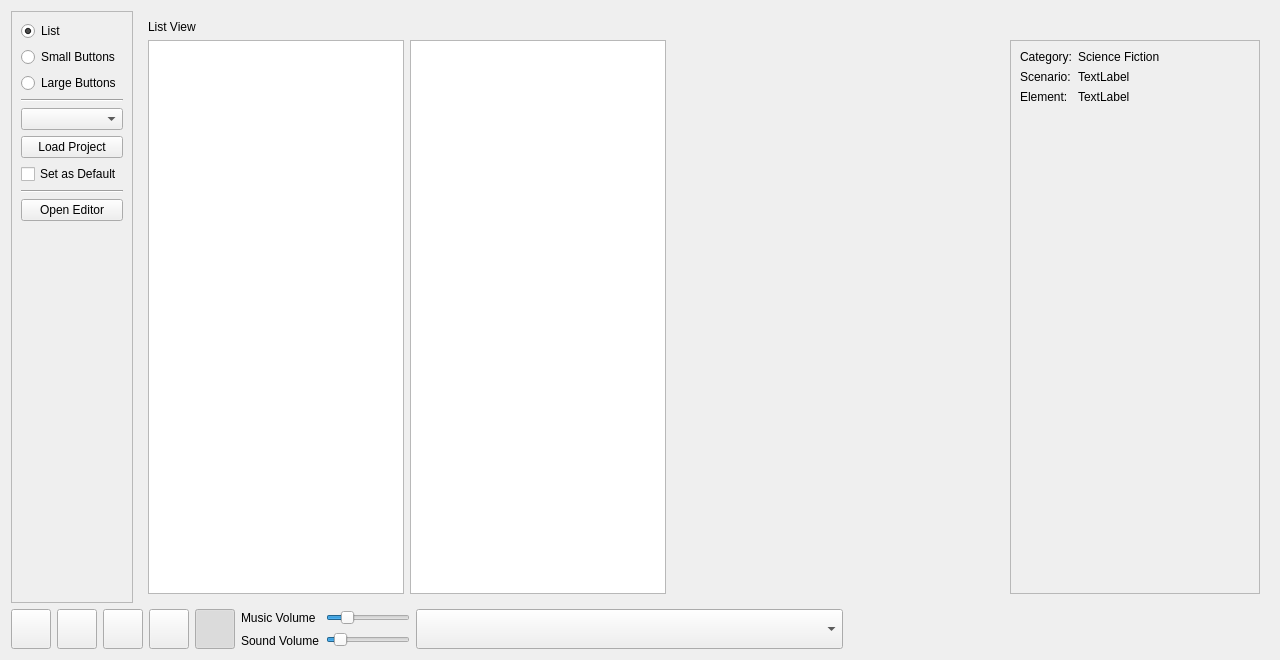
Above: tools/audiotool.ui from PhilInTheGaps/GM-Companion before the change. Below: the same form after it.
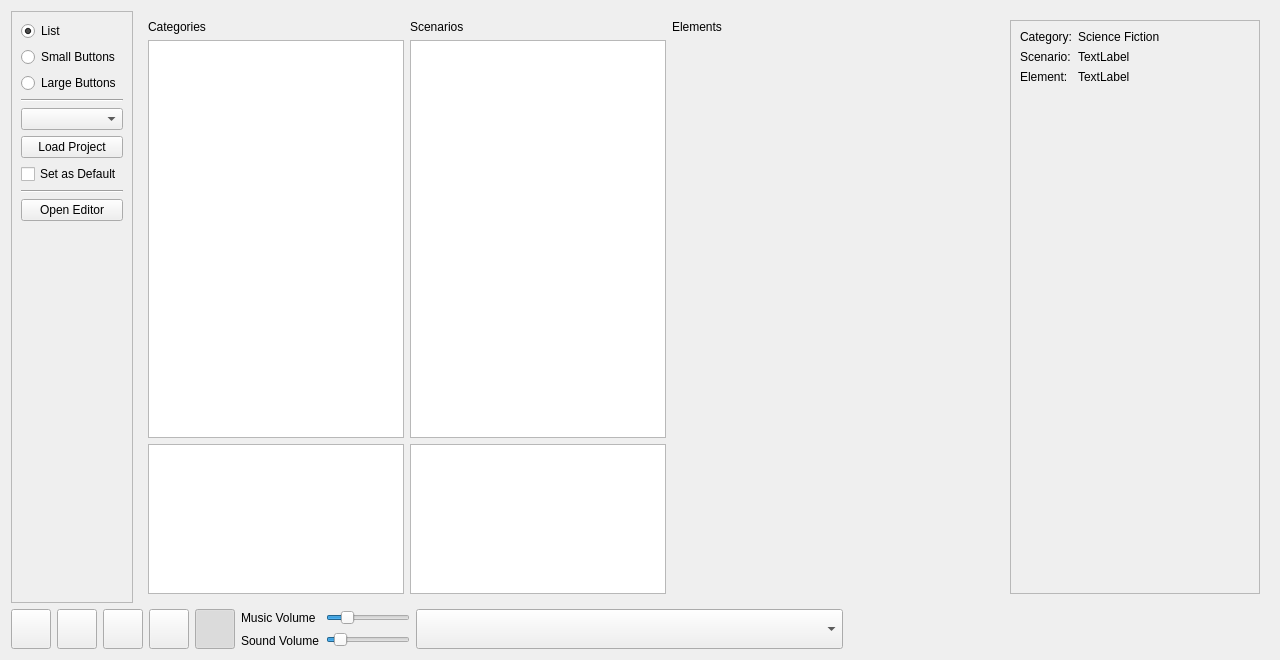
That is the form after the change. Icons and pictures are not drawn.

Commit message: [AudioTool] Project categories, scenarios and music lists can be loaded

```diff
--- a/tools/audiotool.ui
+++ b/tools/audiotool.ui
@@ -143,16 +143,18 @@
        </property>
        <widget class="QWidget" name="page_List">
         <layout class="QVBoxLayout" name="verticalLayout_2">
-         <item>
-          <widget class="QLabel" name="label">
-           <property name="text">
-            <string>List View</string>
-           </property>
-          </widget>
-         </item>
          <item>
           <layout class="QHBoxLayout" name="horizontalLayout_4">
            <item>
+            <layout class="QVBoxLayout" name="verticalLayout_8">
+             <item>
+              <widget class="QLabel" name="label">
+               <property name="text">
+                <string>Categories</string>
+               </property>
+              </widget>
+             </item>
+             <item>
             <widget class="QListWidget" name="listWidget_categories">
              <property name="sizePolicy">
               <sizepolicy hsizetype="Maximum" vsizetype="Expanding">
@@ -202,6 +204,36 @@
             </widget>
            </item>
            <item>
+              <widget class="QTextEdit" name="textEdit_categoryDescription">
+               <property name="sizePolicy">
+                <sizepolicy hsizetype="Maximum" vsizetype="Expanding">
+                 <horstretch>0</horstretch>
+                 <verstretch>0</verstretch>
+                </sizepolicy>
+               </property>
+               <property name="maximumSize">
+                <size>
+                 <width>16777215</width>
+                 <height>150</height>
+                </size>
+               </property>
+               <property name="readOnly">
+                <bool>true</bool>
+               </property>
+              </widget>
+             </item>
+            </layout>
+           </item>
+           <item>
+            <layout class="QVBoxLayout" name="verticalLayout_10">
+             <item>
+              <widget class="QLabel" name="label_8">
+               <property name="text">
+                <string>Scenarios</string>
+               </property>
+              </widget>
+             </item>
+             <item>
             <widget class="QListWidget" name="listWidget_scenarios">
              <property name="sizePolicy">
               <sizepolicy hsizetype="Maximum" vsizetype="Expanding">
@@ -215,7 +247,35 @@
             </widget>
            </item>
            <item>
+              <widget class="QTextEdit" name="textEdit_scenarioDescription">
+               <property name="sizePolicy">
+                <sizepolicy hsizetype="Maximum" vsizetype="Expanding">
+                 <horstretch>0</horstretch>
+                 <verstretch>0</verstretch>
+                </sizepolicy>
+               </property>
+               <property name="maximumSize">
+                <size>
+                 <width>16777215</width>
+                 <height>150</height>
+                </size>
+               </property>
+               <property name="readOnly">
+                <bool>true</bool>
+               </property>
+              </widget>
+             </item>
+            </layout>
+           </item>
+           <item>
             <layout class="QVBoxLayout" name="verticalLayout_9">
+             <item>
+              <widget class="QLabel" name="label_9">
+               <property name="text">
+                <string>Elements</string>
+               </property>
+              </widget>
+             </item>
              <item>
               <widget class="QFrame" name="frame_elements">
                <property name="sizePolicy">
```
Left out of the diff: 2 changed lines with no effect on the pictures. Lines whose indentation alone changed are shown as unchanged. The commit also changes 2 other files.
